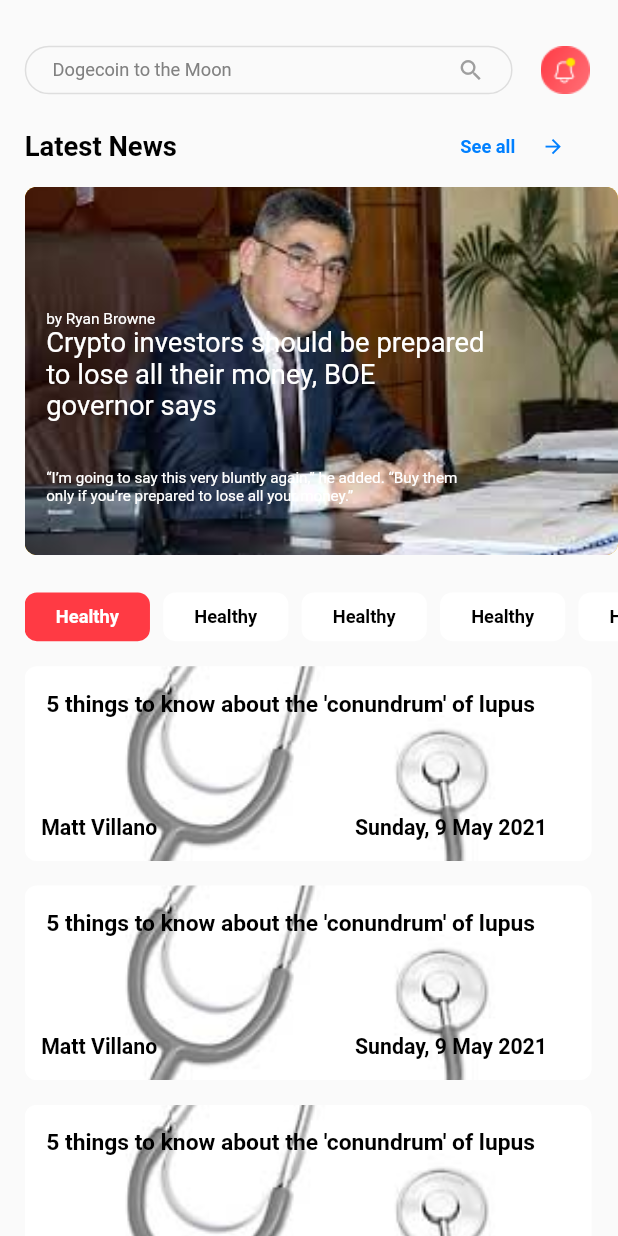
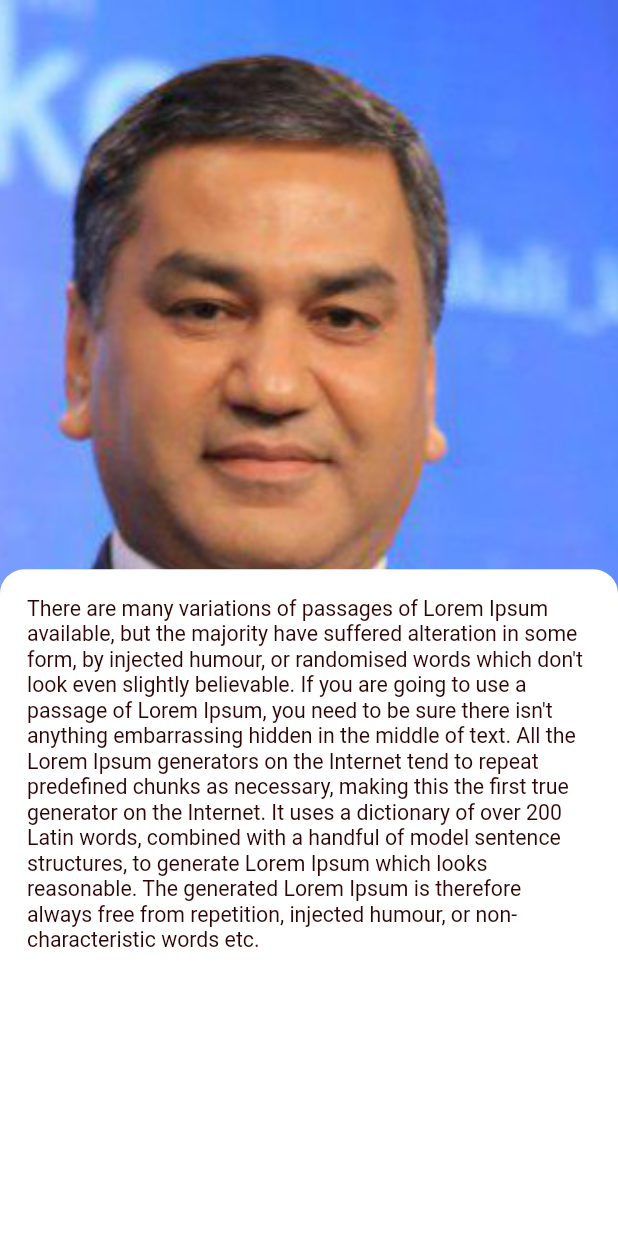
Before and after one commit to dilbekdeveloper11/newapp, a Flutter app: the screen it shows after launch, on a phone screen of 412 x 824 dp. Run offline on Flutter 3.47's test engine with Material 2 defaults, Android fonts, the phone set to English and light mode, and no system bars; our stand-ins replace flutter_svg.

Commit message:
newsDetails Page boshlandi

```diff
--- a/lib/main.dart
+++ b/lib/main.dart
@@ -1,5 +1,6 @@
 import 'package:flutter/material.dart';
 import 'package:newexam/screens/home_page.dart';
+import 'package:newexam/screens/news_detail_page.dart';
 
 void main() {
   runApp(const MyApp());
@@ -17,7 +18,7 @@ class MyApp extends StatelessWidget {
       theme: ThemeData(
         primarySwatch: Colors.blue,
       ),
-      home: const HomePage(),
+      home: const NewsDetailPage(),
     );
   }
 }
--- /dev/null
+++ b/lib/screens/news_detail_page.dart
@@ -0,0 +1,53 @@
+import 'package:flutter/material.dart';
+import 'package:newexam/core/compliments/constants/sizeConfig.dart';
+
+class NewsDetailPage extends StatelessWidget {
+  const NewsDetailPage({Key? key}) : super(key: key);
+
+  @override
+  Widget build(BuildContext context) {
+    SizeConfig.init(context);
+    return Scaffold(
+      body: Container(
+        decoration: const BoxDecoration(
+          image: DecorationImage(
+            image: AssetImage("assets/images/darsimtihon.jpg"),
+            fit: BoxFit.cover,
+          ),
+        ),
+        child: Stack(
+          children: [
+            Positioned(
+              top: getHeight(374),
+              child: Container(
+                height: getHeight(438),
+                width: getWidht(375),
+                decoration: BoxDecoration(
+                  color: Colors.white,
+                  borderRadius: BorderRadius.only(
+                    topLeft: Radius.circular(
+                      getHeight(16),
+                    ),
+                    topRight: Radius.circular(
+                      getHeight(16),
+                    ),
+                  ),
+                ),
+                child: Padding(
+                  padding: const EdgeInsets.all(18.0),
+                  child: Text(
+                    "There are many variations of passages of Lorem Ipsum available, but the majority have suffered alteration in some form, by injected humour, or randomised words which don't look even slightly believable. If you are going to use a passage of Lorem Ipsum, you need to be sure there isn't anything embarrassing hidden in the middle of text. All the Lorem Ipsum generators on the Internet tend to repeat predefined chunks as necessary, making this the first true generator on the Internet. It uses a dictionary of over 200 Latin words, combined with a handful of model sentence structures, to generate Lorem Ipsum which looks reasonable. The generated Lorem Ipsum is therefore always free from repetition, injected humour, or non-characteristic words etc.",
+                    style: TextStyle(
+                      fontSize: getHeight(14),
+                      color: const Color(0xff2E0505),
+                    ),
+                  ),
+                ),
+              ),
+            )
+          ],
+        ),
+      ),
+    );
+  }
+}
```
Also changed, not shown: assets/images/FAB.png (added), assets/images/darsimtihon.jpg (added).
